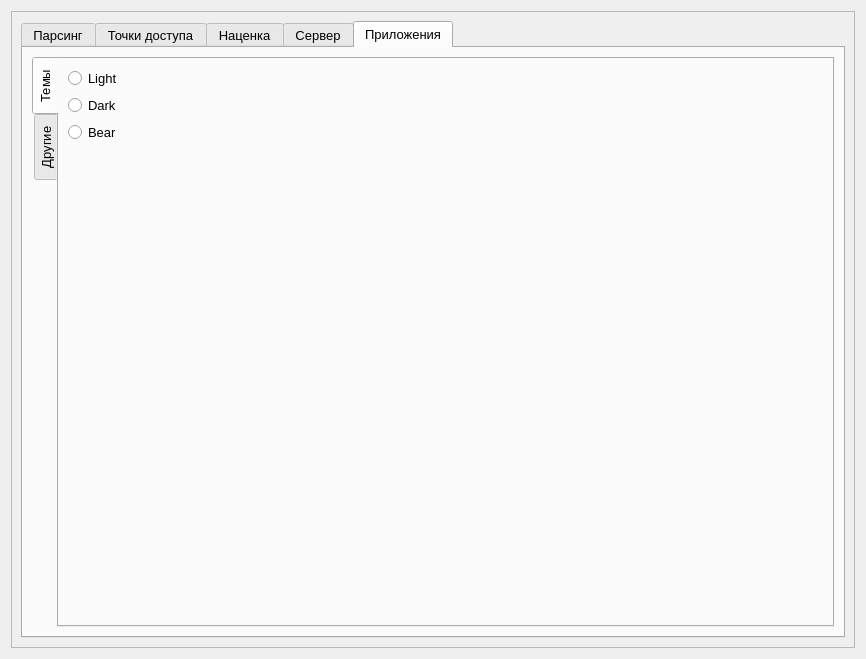
Before: the Qt Designer form UI/configuration.ui in almanah12/caspi_algo1_01, drawn with Qt 5.
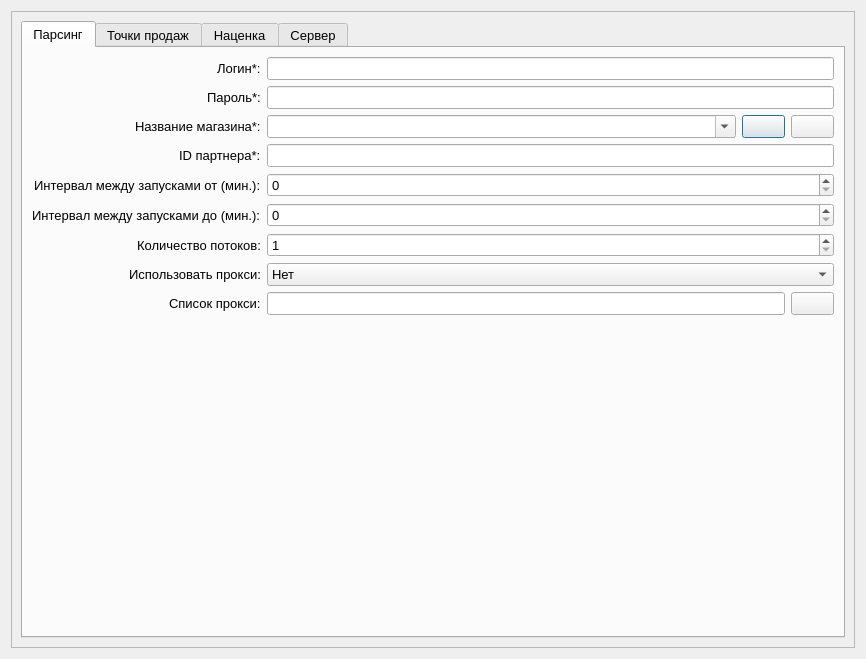
After: the same form once the commit is applied. The open tabs and pages were chosen to show the change. Icons and pictures are not drawn.

Patch:
```diff
--- a/UI/configuration.ui
+++ b/UI/configuration.ui
@@ -345,25 +345,6 @@
              </item>
             </layout>
            </item>
-           <item row="12" column="0">
-            <widget class="QLabel" name="label_23">
-             <property name="text">
-              <string>Тип прокси:</string>
-             </property>
-            </widget>
-           </item>
-           <item row="12" column="1">
-            <widget class="QComboBox" name="type_proxy_comboBox">
-             <property name="enabled">
-              <bool>true</bool>
-             </property>
-             <item>
-              <property name="text">
-               <string>socks5</string>
-              </property>
-             </item>
-            </widget>
-           </item>
           </layout>
          </widget>
          <widget class="QWidget" name="tab_2">
@@ -372,7 +353,7 @@
             <normaloff>:/icons/availability.ico</normaloff>:/icons/availability.ico</iconset>
           </attribute>
           <attribute name="title">
-           <string>Точки доступа</string>
+           <string>Точки продаж</string>
           </attribute>
           <layout class="QVBoxLayout" name="verticalLayout_3">
            <item>
@@ -801,34 +782,13 @@
             </widget>
            </item>
            <item row="3" column="0">
-            <widget class="QLabel" name="label_14">
-             <property name="text">
-              <string>Применить базу лимитов переоценки</string>
-             </property>
-            </widget>
-           </item>
-           <item row="3" column="1">
-            <widget class="QComboBox" name="use_base_limit_comboBox">
-             <item>
-              <property name="text">
-               <string>Нет</string>
-              </property>
-             </item>
-             <item>
-              <property name="text">
-               <string>Да</string>
-              </property>
-             </item>
-            </widget>
-           </item>
-           <item row="4" column="0">
             <widget class="QLabel" name="label_28">
              <property name="text">
               <string>Поднятие цены к цене конкурента:</string>
              </property>
             </widget>
            </item>
-           <item row="4" column="1">
+           <item row="3" column="1">
             <widget class="QComboBox" name="up_price_to_competitor_comboBox">
              <item>
               <property name="text">
@@ -842,7 +802,7 @@
              </item>
             </widget>
            </item>
-           <item row="5" column="0">
+           <item row="4" column="0">
             <widget class="QLabel" name="label_15">
              <property name="enabled">
               <bool>true</bool>
@@ -852,7 +812,7 @@
              </property>
             </widget>
            </item>
-           <item row="5" column="1">
+           <item row="4" column="1">
             <layout class="QHBoxLayout" name="horizontalLayout_3">
              <item>
               <widget class="QPushButton" name="list_articulpushButton">
@@ -919,6 +879,12 @@
            </item>
            <item row="1" column="1">
             <widget class="QComboBox" name="auto_downl_xml_to_google_comboBox">
+             <property name="enabled">
+              <bool>false</bool>
+             </property>
+             <property name="editable">
+              <bool>false</bool>
+             </property>
              <item>
               <property name="text">
                <string>Нет</string>
@@ -961,6 +927,9 @@
                <property name="editable">
                 <bool>false</bool>
                </property>
+               <property name="currentText">
+                <string>Да</string>
+               </property>
                <item>
                 <property name="text">
                  <string>Нет</string>
@@ -993,83 +962,6 @@
            </item>
           </layout>
          </widget>
-         <widget class="QWidget" name="tab_5">
-          <attribute name="icon">
-           <iconset resource="../media/conf_rs.qrc">
-            <normaloff>:/icons/settings_app.ico</normaloff>:/icons/settings_app.ico</iconset>
-          </attribute>
-          <attribute name="title">
-           <string>Приложения</string>
-          </attribute>
-          <layout class="QGridLayout" name="gridLayout_3">
-           <item row="0" column="0">
-            <widget class="QTabWidget" name="tabWidget_2">
-             <property name="tabPosition">
-              <enum>QTabWidget::West</enum>
-             </property>
-             <property name="currentIndex">
-              <number>0</number>
-             </property>
-             <widget class="QWidget" name="tab_6">
-              <attribute name="title">
-               <string>Темы</string>
-              </attribute>
-              <layout class="QVBoxLayout" name="verticalLayout_2">
-               <item>
-                <layout class="QVBoxLayout" name="verticalLayout">
-                 <item>
-                  <widget class="QRadioButton" name="lightModeRadioButton">
-                   <property name="text">
-                    <string>Light</string>
-                   </property>
-                   <property name="checkable">
-                    <bool>true</bool>
-                   </property>
-                   <property name="checked">
-                    <bool>false</bool>
-                   </property>
-                  </widget>
-                 </item>
-                 <item>
-                  <widget class="QRadioButton" name="darkModeRadioButton">
-                   <property name="text">
-                    <string>Dark</string>
-                   </property>
-                  </widget>
-                 </item>
-                 <item>
-                  <widget class="QRadioButton" name="bearModeRadioButton">
-                   <property name="text">
-                    <string>Bear</string>
-                   </property>
-                  </widget>
-                 </item>
-                 <item>
-                  <spacer name="verticalSpacer">
-                   <property name="orientation">
-                    <enum>Qt::Vertical</enum>
-                   </property>
-                   <property name="sizeHint" stdset="0">
-                    <size>
-                     <width>20</width>
-                     <height>40</height>
-                    </size>
-                   </property>
-                  </spacer>
-                 </item>
-                </layout>
-               </item>
-              </layout>
-             </widget>
-             <widget class="QWidget" name="tab_7">
-              <attribute name="title">
-               <string>Другие</string>
-              </attribute>
-             </widget>
-            </widget>
-           </item>
-          </layout>
-         </widget>
         </widget>
        </item>
       </layout>
```
